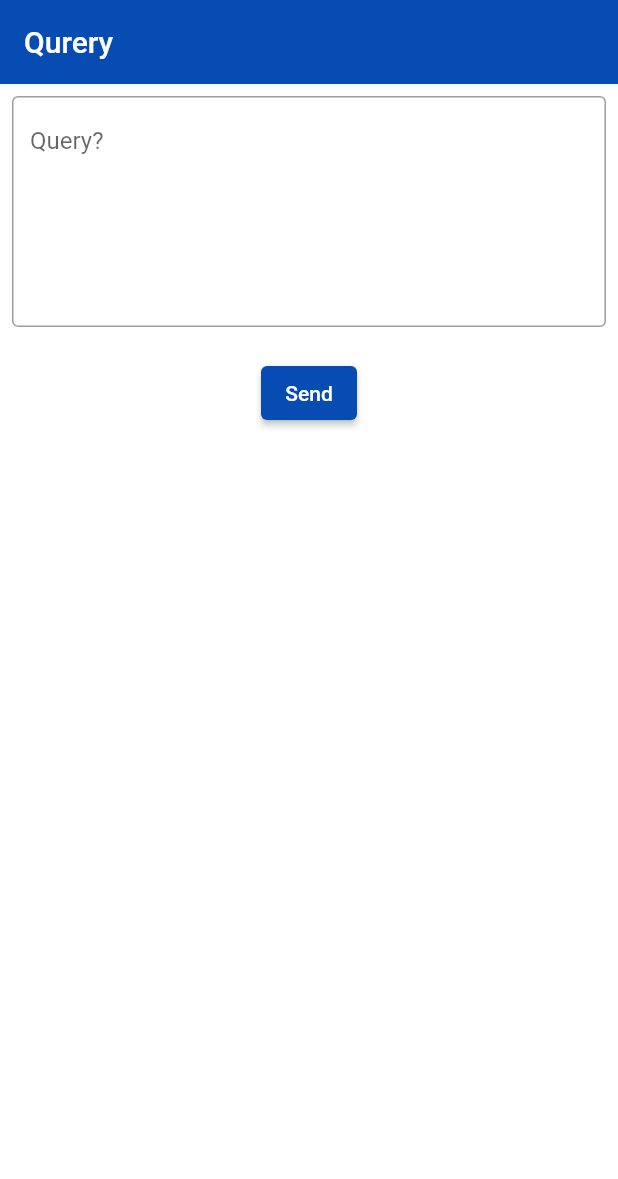
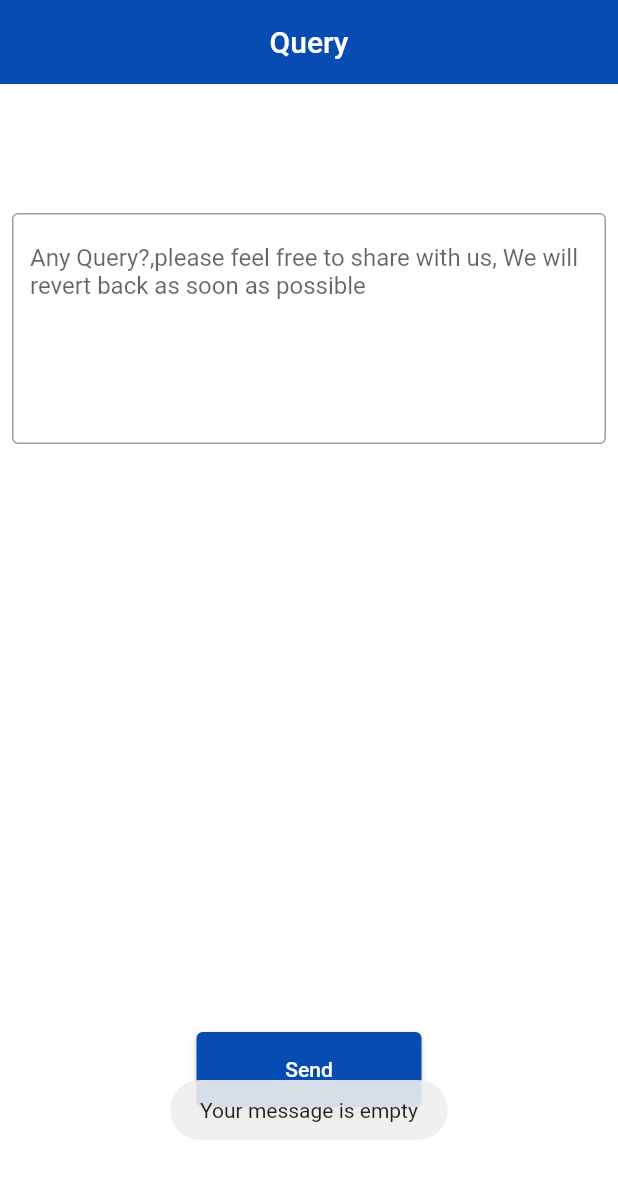
Before and after one commit to amandwivedi07/stackX, a Flutter app: the Query screen opened directly, after a tap on "Send", on a phone screen of 412 x 824 dp. Shown: the top 1179 px of the screen. Run offline on Flutter 3.47's test engine with Material 2 defaults, Android fonts, the light colour scheme and no system bars; our stand-ins replace cloud_firestore, dio, firebase_auth, firebase_core, fluttertoast, font_awesome_flutter and 1 more; missing offline and left inert: mailer; accounts and stored records are empty.

Commit message:
query mail succesfully sent

```diff
--- a/lib/constant/reusable_container.dart
+++ b/lib/constant/reusable_container.dart
@@ -16,7 +16,7 @@ class ReusableContainer extends StatelessWidget {
       width: width,
       decoration: BoxDecoration(
         color: Colors.black,
-        borderRadius: BorderRadius.circular(20),
+        borderRadius: BorderRadius.circular(8),
       ),
     );
   }
--- a/lib/features/auth/login_screen.dart
+++ b/lib/features/auth/login_screen.dart
@@ -86,8 +86,6 @@ class _LoginScreenState extends State<LoginScreen> {
               email: _emailController.text.trim(),
               password: _passwordController.text.trim())
           .then((value) => {
-
-
                 Navigator.pushNamedAndRemoveUntil(
                     context, BottomBar.routeName, (route) => false)
               });
--- a/lib/features/home/home_screen.dart
+++ b/lib/features/home/home_screen.dart
@@ -41,9 +41,11 @@ class _HomeScreenState extends State<HomeScreen> {
     EmpServices _empServices = EmpServices();
     return Scaffold(
       appBar: AppBar(
+
         centerTitle: true,
         title: const Text('Home'),
       ),
+
       body: StreamBuilder<DocumentSnapshot>(
         stream: FirebaseFirestore.instance
             .collection('EmployeeID')
--- a/lib/features/profile/profile_screen.dart
+++ b/lib/features/profile/profile_screen.dart
@@ -5,6 +5,7 @@ import 'package:stackx/features/home/widget/internship_detail_container.dart';
 import 'package:stackx/features/profile/profile_desing.dart';
 import '../../services/emp_services.dart';
 import '../auth/login_screen.dart';
+import '../home/widget/connect_with_us.dart';
 
 class ProfileScreen extends StatefulWidget {
   static const String routeName = '/profile-screen';
@@ -42,6 +43,7 @@ class _ProfileScreenState extends State<ProfileScreen> {
   Widget build(BuildContext context) {
     EmpServices _empServices = EmpServices();
     return Scaffold(
+      bottomSheet: ConnectWithUs(),
       appBar: AppBar(
         actions: [
           IconButton( onPressed: () => FirebaseAuth.instance.signOut().then((value) =>
--- a/lib/features/profile/widget/account_container.dart
+++ b/lib/features/profile/widget/account_container.dart
@@ -65,7 +65,7 @@ class SearchContainer extends StatelessWidget {
       width: MediaQuery.of(context).size.height * 0.2,
       decoration: BoxDecoration(
         color: Colors.black,
-        borderRadius: BorderRadius.circular(25),
+        borderRadius: BorderRadius.circular(8),
       ),
     );
   }
--- a/lib/features/query/query.dart
+++ b/lib/features/query/query.dart
@@ -1,45 +1,88 @@
+import 'package:cloud_firestore/cloud_firestore.dart';
+import 'package:firebase_auth/firebase_auth.dart';
 import 'package:flutter/material.dart';
+import 'package:fluttertoast/fluttertoast.dart';
 import 'package:mailer/mailer.dart';
 import 'package:mailer/smtp_server.dart';
 import 'package:stackx/widgets/custom_text_field.dart';
 
+import '../../main.dart';
+
 class Query extends StatefulWidget {
-
   Query({Key? key}) : super(key: key);
 
   @override
   State<Query> createState() => _QueryState();
+}
 
-
-}
 String username = "query@stackxsolutions.in";
 
 class _QueryState extends State<Query> {
+  User? user = FirebaseAuth.instance.currentUser;
+  var empData;
+  var empid;
+
+  @override
+  void initState() {
+    getEmployeID();
+    super.initState();
+  }
+
+  Future<DocumentSnapshot> getEmployeID() async {
+    var result = await FirebaseFirestore.instance
+        .collection('employees')
+        .doc(user!.uid)
+        .get();
+    setState(() {
+      empData = result;
+      empid = empData!['employeId'];
+    });
+    return result;
+  }
+
   @override
   Widget build(BuildContext context) {
     final TextEditingController _messageController = TextEditingController();
     return Scaffold(
       appBar: AppBar(
-        title: Text('Qurery'),
+        centerTitle: true,
+        title: Text('Query'),
       ),
       body: Padding(
         padding: const EdgeInsets.all(8.0),
         child: Center(
           child: Column(
+            mainAxisAlignment: MainAxisAlignment.spaceAround,
             crossAxisAlignment: CrossAxisAlignment.center,
             children: [
               Container(
                   child: CustomTextField(
                 controller: _messageController,
-                hintText: 'Query?',
+                hintText:
+                    'Any Query?,please feel free to share with us, We will revert back as soon as possible',
                 maxLines: 6,
               )),
-              SizedBox(height: 20,),
+              SizedBox(
+                height: 80,
+              ),
+              // TextButton(onPressed: (){
+              //   print(empid);
+              // },
+              //  child: Text('EmpId')),
               ElevatedButton(
                   onPressed: () {
-                    // queryEmail('diligentdwivedi@gmail.com', _messageController.text);
-                    queryMessage('diligentdwivedi@gmail.com');
+                    if (_messageController.text.isEmpty) {
+                      Fluttertoast.showToast(msg: 'Your message is empty');
+                    } else {
+                      queryMessage('info@stackxsolutions.in',
+                          _messageController.text, empid);
+                           FocusScope.of(context).unfocus();
+                      // queryMessage('amanshalabh@gmail.com');
+                    }
                   },
+                  style: ElevatedButton.styleFrom(
+                    fixedSize: const Size(150, 50),
+                  ),
                   child: Text('Send'))
             ],
           ),
@@ -48,26 +91,38 @@ class _QueryState extends State<Query> {
     );
   }
 
-
   final smtpServer = SmtpServer("stackxsolutions.in",
       ignoreBadCertificate: true,
       username: username,
-    password: "QWERASDF@1234",
+      password: "QWERT@123",
       allowInsecure: true);
 
-void queryMessage(email) async {
+  void queryMessage(email, queryMessage, empid) async {
+    showDialog(
+        barrierDismissible: false,
+        context: context,
+        builder: (context) => const Center(
+              child: CircularProgressIndicator(),
+            ));
     // Create our message.
     final message = Message()
       ..from = Address(username, "StackX")
+      // ..recipients.add("diligentdwivedi@gmail.com")
       ..recipients.add(email)
-    ..subject = 'Your order is placed with id '
-    ..text =
-        "We are happy to inform you that we have recieved your order with Order-ID .\nYour data is sent to the canteen, you can take away your food using the QR code provided in the app.\nThankyou for using our app and do let us know about the app on App Store.\nHave a good meal.";
+      ..subject = 'Query of EmpId ${empid}'
+      ..text = queryMessage;
 
     try {
-    print('attempting to send email');
-    final sendReport = await send(message, smtpServer);
+      final sendReport = await send(message, smtpServer).then((value) => {
+            Fluttertoast.showToast(
+                msg: 'Your query has been successfully submitted')
+          });
+      setState(() {
+        queryMessage == null;
+      });
+      navigatorKey.currentState!.popUntil((route) => route.isFirst);
 
+      // Navigator.pop(context);
       print('Message sent: ' + sendReport.toString());
     } on MailerException catch (e) {
       print(e);
--- a/pubspec.yaml
+++ b/pubspec.yaml
@@ -43,6 +43,7 @@ dependencies:
   path_provider: ^2.0.11
   open_file: ^3.2.1
   mailer: ^5.2.0
+  fluttertoast: ^8.0.9
 
 
 dev_dependencies:
```
Also changed, not shown: lib/features/home/widget/footer.dart (added, +16 -0 lines), lib/features/home/widget/internship_detail_container.dart (+72 -13 lines), pubspec.lock. Lines whose indentation alone changed are shown as unchanged.
